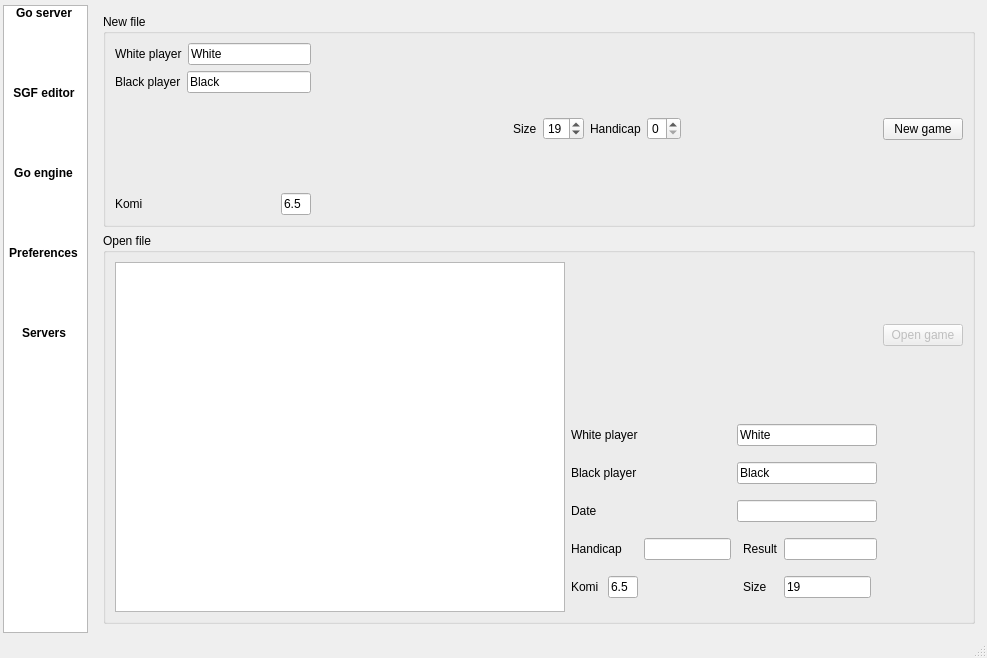
Qt form src/mainwindow.ui (iamsyt/qgo) before a commit.
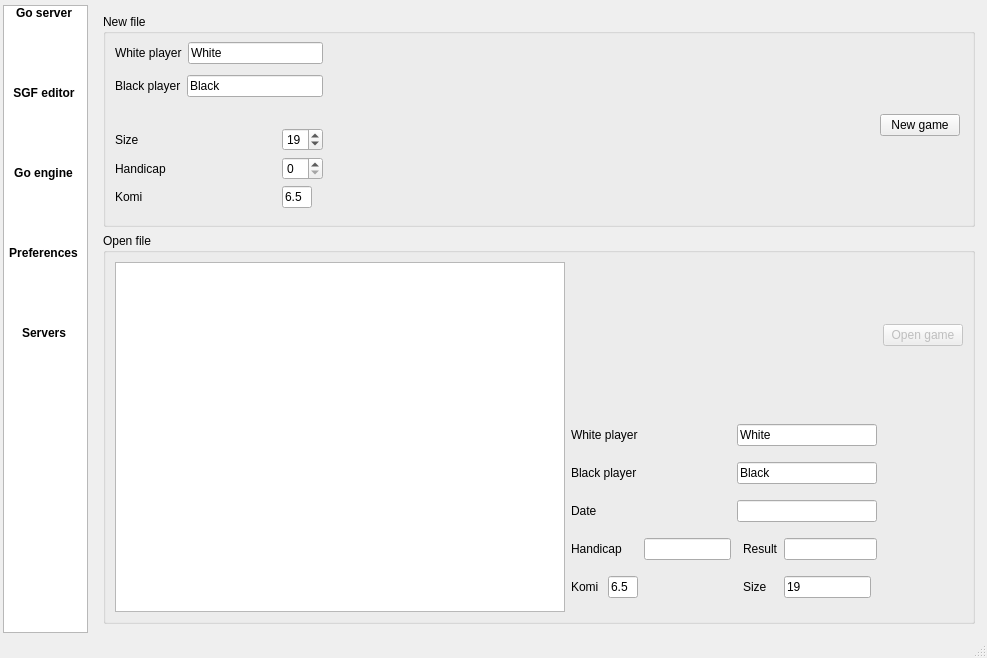
The same form after that commit. The open tabs and pages were chosen to show the change. Icons and pictures are not drawn. Custom widgets are drawn as their Qt base class.

Commit message: a tool tip, small layout issues

```diff
--- a/src/mainwindow.ui
+++ b/src/mainwindow.ui
@@ -903,21 +903,18 @@
           <property name="title">
            <string>New file</string>
           </property>
-          <layout class="QHBoxLayout">
-           <property name="spacing">
-            <number>6</number>
+          <widget class="QWidget" name="">
+           <property name="geometry">
+            <rect>
+             <x>12</x>
+             <y>23</y>
+             <width>845</width>
+             <height>177</height>
+            </rect>
            </property>
-           <property name="margin">
-            <number>9</number>
-           </property>
+           <layout class="QHBoxLayout" name="horizontalLayout_2">
            <item>
-            <layout class="QVBoxLayout">
-             <property name="spacing">
-              <number>6</number>
-             </property>
-             <property name="margin">
-              <number>0</number>
-             </property>
+             <layout class="QVBoxLayout" name="verticalLayout_3">
              <item>
               <layout class="QHBoxLayout">
                <property name="spacing">
@@ -971,83 +968,27 @@
                <property name="orientation">
                 <enum>Qt::Vertical</enum>
                </property>
+                <property name="sizeType">
+                 <enum>QSizePolicy::Fixed</enum>
+                </property>
                <property name="sizeHint" stdset="0">
                 <size>
                  <width>20</width>
-                 <height>40</height>
-                </size>
-               </property>
-              </spacer>
-             </item>
-             <item>
-              <layout class="QHBoxLayout">
-               <property name="spacing">
-                <number>6</number>
-               </property>
-               <property name="margin">
-                <number>0</number>
-               </property>
-               <item>
-                <widget class="QLabel" name="label_12">
-                 <property name="text">
-                  <string>Komi</string>
-                 </property>
-                </widget>
-               </item>
-               <item>
-                <widget class="QLineEdit" name="newFile_Komi">
-                 <property name="maximumSize">
-                  <size>
-                   <width>30</width>
-                   <height>16777215</height>
-                  </size>
-                 </property>
-                 <property name="text">
-                  <string>6.5</string>
-                 </property>
-                </widget>
-               </item>
-              </layout>
-             </item>
-            </layout>
-           </item>
-           <item>
-            <spacer>
-             <property name="orientation">
-              <enum>Qt::Horizontal</enum>
-             </property>
-             <property name="sizeHint" stdset="0">
-              <size>
-               <width>40</width>
                <height>20</height>
               </size>
              </property>
             </spacer>
            </item>
            <item>
-            <layout class="QHBoxLayout">
-             <property name="spacing">
-              <number>6</number>
-             </property>
-             <property name="margin">
-              <number>0</number>
-             </property>
-             <item>
-              <layout class="QHBoxLayout">
-               <property name="spacing">
-                <number>6</number>
-               </property>
-               <property name="margin">
-                <number>0</number>
-               </property>
-               <item>
+               <layout class="QGridLayout" name="gridLayout_9">
+                <item row="0" column="0">
                 <widget class="QLabel" name="label_9">
                  <property name="text">
                   <string>Size</string>
                  </property>
                 </widget>
                </item>
-               <item>
+                <item row="0" column="1">
                 <widget class="QSpinBox" name="newFile_Size">
                  <property name="minimum">
                   <number>2</number>
@@ -1057,16 +998,14 @@
                  </property>
                 </widget>
                </item>
-              </layout>
-             </item>
-             <item>
+                <item row="1" column="0">
               <widget class="QLabel" name="label_10">
                <property name="text">
                 <string>Handicap</string>
                </property>
               </widget>
              </item>
-             <item>
+                <item row="1" column="1">
               <widget class="QSpinBox" name="newFile_Handicap">
                <property name="readOnly">
                 <bool>false</bool>
@@ -1085,6 +1024,28 @@
                </property>
               </widget>
              </item>
+                <item row="2" column="0">
+                 <widget class="QLabel" name="label_12">
+                  <property name="text">
+                   <string>Komi</string>
+                  </property>
+                 </widget>
+                </item>
+                <item row="2" column="1">
+                 <widget class="QLineEdit" name="newFile_Komi">
+                  <property name="maximumSize">
+                   <size>
+                    <width>30</width>
+                    <height>16777215</height>
+                   </size>
+                  </property>
+                  <property name="text">
+                   <string>6.5</string>
+                  </property>
+                 </widget>
+                </item>
+               </layout>
+              </item>
             </layout>
            </item>
            <item>
@@ -1092,10 +1053,13 @@
              <property name="orientation">
               <enum>Qt::Horizontal</enum>
              </property>
+              <property name="sizeType">
+               <enum>QSizePolicy::Fixed</enum>
+              </property>
              <property name="sizeHint" stdset="0">
               <size>
-               <width>40</width>
-               <height>20</height>
+                <width>551</width>
+                <height>17</height>
               </size>
              </property>
             </spacer>
@@ -1109,6 +1073,7 @@
            </item>
           </layout>
          </widget>
+         </widget>
         </item>
         <item>
          <widget class="QGroupBox" name="groupBox_5">
@@ -2025,8 +1990,7 @@
                 <string>Time interval for autoplay</string>
                </property>
                <property name="whatsThis">
-                <string>Time interval for autoplay
-
+                <string>Time interval for autoplay n
 Delay between the moves in autoplay mode in seconds.</string>
                </property>
                <item>
@@ -2638,7 +2602,7 @@
              <item>
               <widget class="QCheckBox" name="ByoSoundWarning">
                <property name="text">
-                <string>sound warning</string>
+                <string>Sound warning</string>
                </property>
               </widget>
              </item>
@@ -2732,7 +2696,7 @@
                       </size>
                      </property>
                      <property name="toolTip">
-                      <string>board size</string>
+                      <string>Board size</string>
                      </property>
                      <property name="minimum">
                       <number>4</number>
@@ -3188,7 +3152,7 @@
                         </size>
                        </property>
                        <property name="toolTip">
-                        <string>board size</string>
+                        <string>Maximum handicap</string>
                        </property>
                        <property name="specialValueText">
                         <string>0</string>
```
Lines whose indentation alone changed are shown as unchanged.
